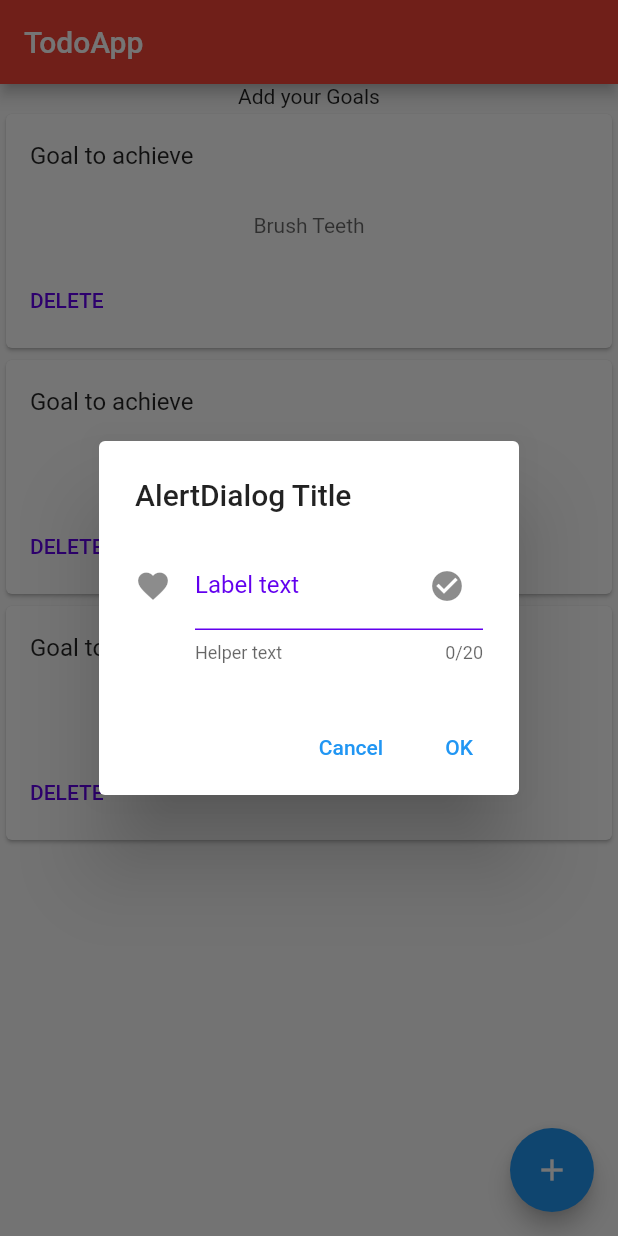
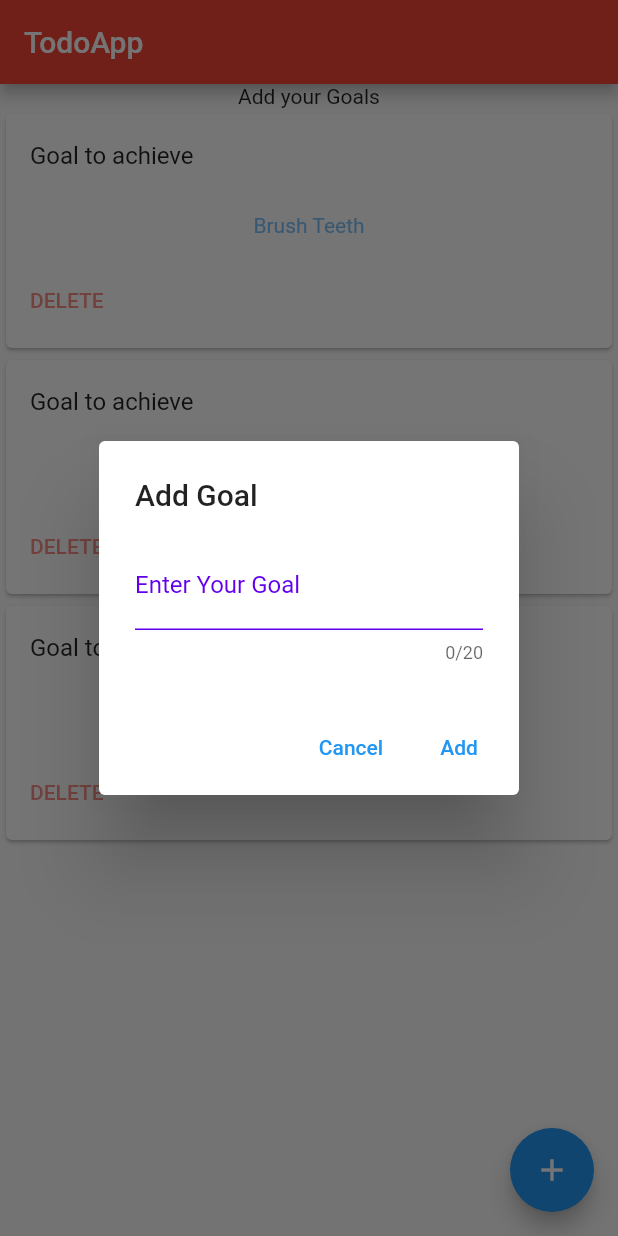
Before and after one commit to Arindam8282/first_flutterapp, a Flutter app: the screen it shows after launch, after a tap on "DELETE", after a tap on the "add" icon, on a phone screen of 412 x 824 dp. Run offline on Flutter 3.47's test engine with Material 2 defaults, Android fonts, the phone set to English and light mode, and no system bars.

Commit message:
adding goal feature added

```diff
--- a/lib/inputTask.dart
+++ b/lib/inputTask.dart
@@ -8,7 +8,7 @@ class InputTask extends StatelessWidget {
       onPressed: () => showDialog<String>(
         context: context,
         builder: (BuildContext context) => AlertDialog(
-          title: const Text('AlertDialog Title'),
+          title: const Text('Add Goal'),
           content: Input(),
           actions: <Widget>[
             TextButton(
@@ -17,7 +17,7 @@ class InputTask extends StatelessWidget {
             ),
             TextButton(
               onPressed: () => Navigator.pop(context, 'OK'),
-              child: const Text('OK'),
+              child: const Text('Add'),
             ),
           ],
         ),
@@ -35,14 +35,9 @@ class Input extends StatelessWidget {
         initialValue: '',
         maxLength: 20,
         decoration: InputDecoration(
-          icon: Icon(Icons.favorite),
-          labelText: 'Label text',
+          labelText: 'Enter Your Goal',
           labelStyle: TextStyle(
             color: Color(0xFF6200EE),
-          ),
-          helperText: 'Helper text',
-          suffixIcon: Icon(
-            Icons.check_circle,
           ),
           enabledBorder: UnderlineInputBorder(
             borderSide: BorderSide(color: Color(0xFF6200EE)),
--- a/lib/task.dart
+++ b/lib/task.dart
@@ -19,19 +19,19 @@ class Task extends StatelessWidget {
               padding: const EdgeInsets.all(10.0),
               child: Text(
                 '${goal}',
-                style: TextStyle(color: Colors.black.withOpacity(0.6)),
+                style: TextStyle(color: Colors.blue.withOpacity(0.6)),
               ),
             ),
             ButtonBar(
               alignment: MainAxisAlignment.start,
               children: [
                 FlatButton(
-                  textColor: const Color(0xFF6200EE),
                   onPressed: () {
                     removeTask(goal);
                     // Perform some action
                   },
-                  child: const Text('DELETE'),
+                  child: Text('DELETE',
+                      style: TextStyle(color: Colors.red.withOpacity(0.6))),
                 ),
               ],
             ),
```
